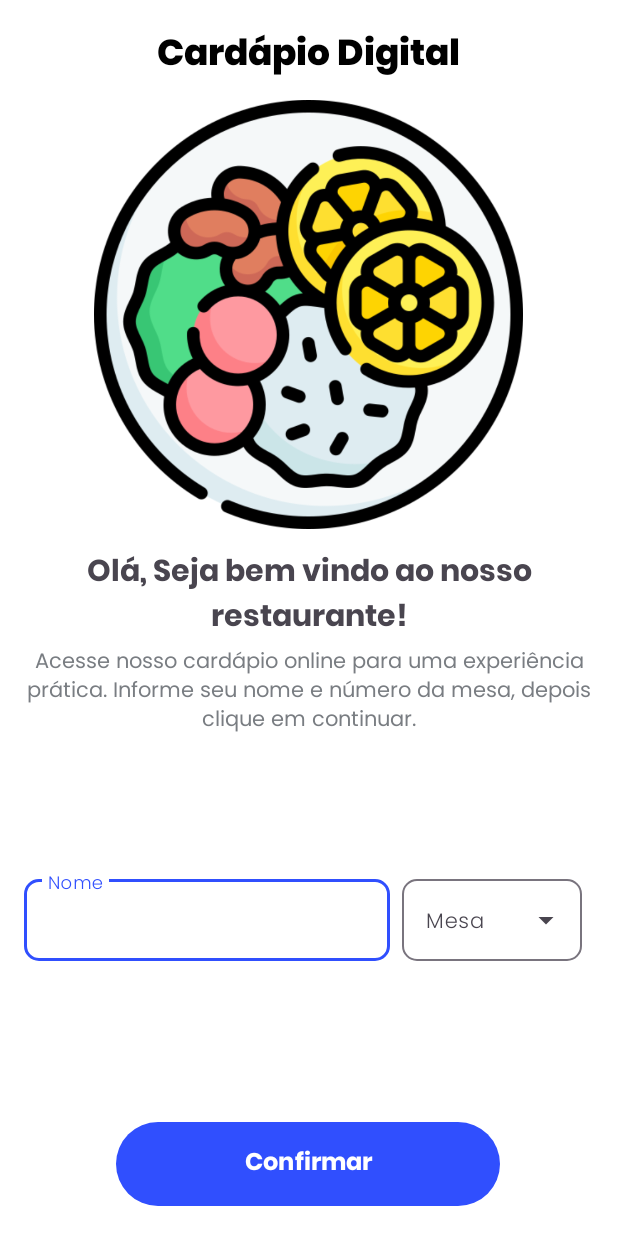
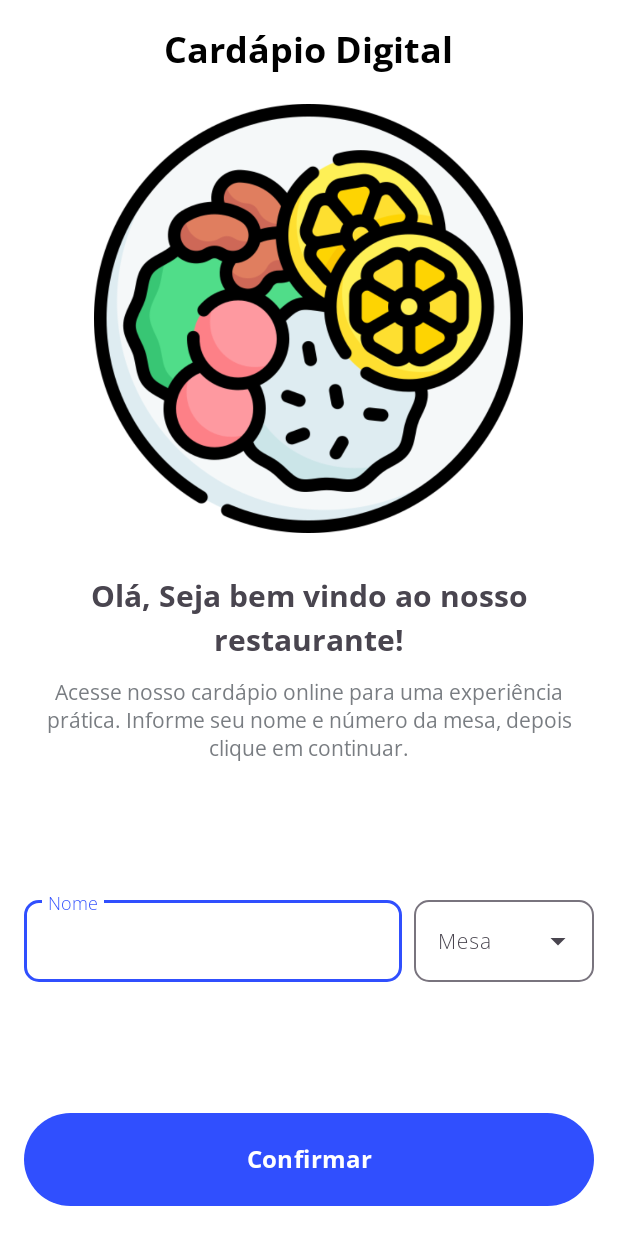
Before and after one commit to viniciusmecosta/menuAndroidJava, an Android app: the screen it shows after launch (MainActivity), on a phone screen of 412 x 824 dp. Run offline under Robolectric (Android 15) with nearby library versions, the phone set to English and light mode, and no system bars.

```diff
--- a/app/src/main/res/drawable/dashed_line.xml
+++ b/app/src/main/res/drawable/dashed_line.xml
@@ -4,6 +4,6 @@
     <stroke
         android:width="1dp"
         android:color="@color/grey"
-    android:dashWidth="10dp"
-    android:dashGap="8dp"/>
+    android:dashWidth="5dp"
+    android:dashGap="4dp"/>
 </shape>
--- /dev/null
+++ b/app/src/main/res/font/open_sans.xml
@@ -0,0 +1,7 @@
+<?xml version="1.0" encoding="utf-8"?>
+<font-family xmlns:app="http://schemas.android.com/apk/res-auto"
+        app:fontProviderAuthority="com.google.android.gms.fonts"
+        app:fontProviderPackage="com.google.android.gms"
+        app:fontProviderQuery="Open Sans"
+        app:fontProviderCerts="@array/com_google_android_gms_fonts_certs">
+</font-family>
--- /dev/null
+++ b/app/src/main/res/font/open_sans_bold.xml
@@ -0,0 +1,7 @@
+<?xml version="1.0" encoding="utf-8"?>
+<font-family xmlns:app="http://schemas.android.com/apk/res-auto"
+        app:fontProviderAuthority="com.google.android.gms.fonts"
+        app:fontProviderPackage="com.google.android.gms"
+        app:fontProviderQuery="name=Open Sans&amp;weight=700"
+        app:fontProviderCerts="@array/com_google_android_gms_fonts_certs">
+</font-family>
--- /dev/null
+++ b/app/src/main/res/font/open_sans_light.xml
@@ -0,0 +1,7 @@
+<?xml version="1.0" encoding="utf-8"?>
+<font-family xmlns:app="http://schemas.android.com/apk/res-auto"
+        app:fontProviderAuthority="com.google.android.gms.fonts"
+        app:fontProviderPackage="com.google.android.gms"
+        app:fontProviderQuery="name=Open Sans&amp;weight=300"
+        app:fontProviderCerts="@array/com_google_android_gms_fonts_certs">
+</font-family>
--- a/app/src/main/res/layout/activity_main.xml
+++ b/app/src/main/res/layout/activity_main.xml
@@ -15,7 +15,7 @@
         android:layout_width="wrap_content"
         android:layout_height="wrap_content"
         android:background="@color/white"
-        android:fontFamily="@font/poppins_extrabold"
+        android:fontFamily="@font/open_sans_bold"
         android:text="@string/str_title"
         android:textAlignment="center"
         android:textColor="@color/black"
@@ -29,20 +29,30 @@
         android:id="@+id/img_initial"
         android:layout_width="286dp"
         android:layout_height="286dp"
-        android:layout_marginTop="8dp"
+        android:layout_marginTop="20dp"
         app:layout_constraintEnd_toEndOf="parent"
         app:layout_constraintHorizontal_bias="0.494"
         app:layout_constraintStart_toStartOf="parent"
         app:layout_constraintTop_toBottomOf="@+id/text_title"
         app:srcCompat="@drawable/prato" />
 
+    <androidx.constraintlayout.widget.ConstraintLayout
+        android:id="@+id/constraintLayout2"
+        android:layout_width="match_parent"
+        android:layout_height="wrap_content"
+        android:layout_marginTop="20dp"
+        app:layout_constraintEnd_toEndOf="parent"
+        app:layout_constraintHorizontal_bias="0.0"
+        app:layout_constraintStart_toStartOf="parent"
+        app:layout_constraintTop_toBottomOf="@+id/img_initial">
+
         <TextView
             android:id="@+id/text_welcome"
             android:layout_width="wrap_content"
             android:layout_height="wrap_content"
-        android:layout_marginTop="12dp"
+            android:layout_marginTop="8dp"
             android:background="@color/white"
-        android:fontFamily="@font/poppins_bold"
+            android:fontFamily="@font/open_sans_bold"
             android:lineSpacingExtra="2sp"
             android:text="@string/str_welcome"
             android:textAlignment="center"
@@ -50,14 +60,15 @@
             app:layout_constraintEnd_toEndOf="parent"
             app:layout_constraintHorizontal_bias="0.0"
             app:layout_constraintStart_toStartOf="parent"
-        app:layout_constraintTop_toBottomOf="@+id/img_initial" />
+            app:layout_constraintTop_toTopOf="parent" />
 
         <TextView
             android:id="@+id/text_subtitle"
-        android:layout_width="wrap_content"
+            android:layout_width="match_parent"
             android:layout_height="wrap_content"
+            android:layout_marginTop="12dp"
             android:background="@color/white"
-        android:fontFamily="@font/poppins"
+            android:fontFamily="@font/open_sans"
             android:text="@string/str_subtitle"
             android:textAlignment="center"
             android:textColor="@color/grey"
@@ -66,60 +77,71 @@
             app:layout_constraintStart_toStartOf="parent"
             app:layout_constraintTop_toBottomOf="@+id/text_welcome" />
 
+    </androidx.constraintlayout.widget.ConstraintLayout>
+
+    <androidx.constraintlayout.widget.ConstraintLayout
+        android:layout_width="match_parent"
+        android:layout_height="wrap_content"
+        app:layout_constraintBottom_toTopOf="@+id/button_initial"
+        app:layout_constraintEnd_toEndOf="parent"
+        app:layout_constraintHorizontal_bias="0.0"
+        app:layout_constraintStart_toStartOf="parent"
+        app:layout_constraintTop_toBottomOf="@+id/constraintLayout2"
+        app:layout_constraintVertical_bias="0.509">
+
         <com.google.android.material.textfield.TextInputLayout
             android:id="@+id/input_name"
             style="@style/Widget.Material3.TextInputLayout.OutlinedBox"
             android:layout_width="0dp"
             android:layout_height="60dp"
             android:layout_marginEnd="8dp"
-        android:layout_marginBottom="16dp"
-        android:hint="Nome"
             app:boxCornerRadiusBottomEnd="10dp"
             app:boxCornerRadiusBottomStart="10dp"
             app:boxCornerRadiusTopEnd="10dp"
             app:boxCornerRadiusTopStart="10dp"
             app:hintAnimationEnabled="true"
             app:hintEnabled="true"
-        app:layout_constraintBottom_toTopOf="@+id/button_initial"
-        app:layout_constraintEnd_toStartOf="@+id/input_initial"
-        app:layout_constraintHorizontal_bias="0.0"
+            app:layout_constraintBottom_toBottomOf="parent"
+            app:layout_constraintEnd_toStartOf="@id/input_initial"
             app:layout_constraintStart_toStartOf="parent"
-        app:layout_constraintTop_toBottomOf="@+id/text_subtitle">
+            app:layout_constraintTop_toTopOf="parent"
+            android:hint="@string/str_input_name"
+            app:hintTextAppearance="@style/TextAppearance.App.TextInputLayoutHint">
 
             <EditText
                 android:id="@+id/edit_name"
                 android:layout_width="match_parent"
                 android:layout_height="match_parent"
-            android:fontFamily="@font/poppins_light_ok"
+                android:fontFamily="@font/open_sans_light"
                 android:inputType="textPersonName"
                 android:textColor="@color/black"
                 android:textSize="14sp" />
 
         </com.google.android.material.textfield.TextInputLayout>
 
+
         <com.google.android.material.textfield.TextInputLayout
             android:id="@+id/input_initial"
             style="@style/Widget.Material3.TextInputLayout.OutlinedBox.ExposedDropdownMenu"
             android:layout_width="120dp"
             android:layout_height="60dp"
-        android:layout_marginEnd="8dp"
-        android:layout_marginBottom="16dp"
+
             android:textAlignment="center"
             app:boxCornerRadiusBottomEnd="10dp"
             app:boxCornerRadiusBottomStart="10dp"
             app:boxCornerRadiusTopEnd="10dp"
             app:boxCornerRadiusTopStart="10dp"
             app:hintAnimationEnabled="true"
-        app:layout_constraintBottom_toTopOf="@+id/button_initial"
+            app:layout_constraintBottom_toBottomOf="parent"
             app:layout_constraintEnd_toEndOf="parent"
-        app:layout_constraintTop_toBottomOf="@+id/text_subtitle">
+            app:layout_constraintTop_toTopOf="parent">
 
             <AutoCompleteTextView
                 android:id="@+id/auto_initial"
                 android:layout_width="match_parent"
                 android:layout_height="match_parent"
-            android:fontFamily="@font/poppins_light"
-            android:hint="Mesa"
+                android:fontFamily="@font/open_sans_light"
+                android:hint="@string/str_input_table"
                 android:inputType="none"
                 android:textAlignment="center"
                 android:textSize="14sp">
@@ -128,18 +150,18 @@
 
         </com.google.android.material.textfield.TextInputLayout>
 
+    </androidx.constraintlayout.widget.ConstraintLayout>
+
     <Button
         android:id="@+id/button_initial"
-        android:layout_width="256dp"
-        android:layout_height="64dp"
-        android:elevation="2dp"
-        android:fontFamily="@font/poppins_bold"
+        android:layout_width="match_parent"
+        android:layout_height="70dp"
+        android:fontFamily="@font/open_sans_bold"
         android:onClick="goMenu"
         android:text="@string/str_button_initial"
         android:textColor="@color/white"
         android:textSize="16sp"
         app:layout_constraintBottom_toBottomOf="parent"
-        app:layout_constraintEnd_toEndOf="parent"
-        app:layout_constraintHorizontal_bias="0.495"
         app:layout_constraintStart_toStartOf="parent" />
+
 </androidx.constraintlayout.widget.ConstraintLayout>
--- a/app/src/main/res/layout/fragment_main_course.xml
+++ b/app/src/main/res/layout/fragment_main_course.xml
@@ -19,10 +19,11 @@
             android:orientation="vertical">
 
             <TextView
+                android:textColor="@color/black"
                 android:layout_marginStart="8dp"
                 android:layout_marginEnd="8dp"
                 android:id="@+id/text_starter"
-                android:fontFamily="@font/poppins_bold"
+                android:fontFamily="@font/open_sans_bold"
                 android:layout_width="match_parent"
                 android:layout_height="25dp"
                 android:text="@string/str_main_title"
@@ -36,7 +37,7 @@
                 android:layout_width="match_parent"
                 android:layout_height="wrap_content"
                 android:layout_marginTop="6dp"
-                android:fontFamily="@font/poppins_light"
+                android:fontFamily="@font/open_sans_light"
                 android:textSize="12sp"
                 android:textColor="@color/grey"
                 android:text="@string/str_main_subtitle" />
--- a/app/src/main/res/layout/observation_dialog.xml
+++ b/app/src/main/res/layout/observation_dialog.xml
@@ -5,6 +5,7 @@
     android:layout_height="100dp"
     android:layout_margin="16dp"
     android:padding="20dp"
+    android:fontFamily="@font/open_sans"
     android:background="@drawable/edit_text_background"
     android:textColor="@color/black"
     android:textColorHint="@color/grey"
--- a/app/src/main/res/values/preloaded_fonts.xml
+++ b/app/src/main/res/values/preloaded_fonts.xml
@@ -1,6 +1,9 @@
 <?xml version="1.0" encoding="utf-8"?>
 <resources>
     <array name="preloaded_fonts" translatable="false">
+        <item>@font/open_sans</item>
+        <item>@font/open_sans_bold</item>
+        <item>@font/open_sans_light</item>
         <item>@font/poppins</item>
         <item>@font/poppins_light</item>
         <item>@font/poppins_light_ok</item>
--- a/app/src/main/res/values/strings.xml
+++ b/app/src/main/res/values/strings.xml
@@ -10,13 +10,15 @@
     <string name="dessert_Page">Sobremesas</string>
     <string name="starter_Page">Entradas</string>
     <string name="drinks_Page">Bebidas</string>
+    <string name="str_input_table">Mesa</string>
+    <string name="str_input_name">Nome</string>
     <string name="maincourse_Page">Principal</string>
     <string name="str_starter_title">Entradas</string>
     <string name="str_main_title">Pratos Principais</string>
     <string name="str_drinks_title">Bebidas</string>
     <string name="str_dessert_title">Sobremesa</string>
-    <string name="str_time_number">0</string>
-    <string name="str_price_number">0</string>
+    <string name="str_time_number">0 min</string>
+    <string name="str_price_number">R$ 0,00</string>
     <string name="str_price">Total:  </string>
     <string name="str_real">R$ </string>
     <string name="tab_icon">teste</string>
--- /dev/null
+++ b/app/src/main/res/values/styles.xml
@@ -0,0 +1,7 @@
+<?xml version="1.0" encoding="utf-8"?>
+<resources>
+    <style name="TextAppearance.App.TextInputLayoutHint" parent="TextAppearance.Design.Hint">
+        <item name="android:fontFamily">@font/open_sans_light</item>
+    </style>
+
+</resources>
```
Also changed, not shown: app/src/main/res/drawable/progress_bar_style.xml (added, +15 -0 lines), app/src/main/res/layout/activity_checkout.xml (+10 -10 lines), app/src/main/res/layout/activity_menu.xml (+53 -66 lines), app/src/main/res/layout/activity_time.xml (+15 -12 lines), app/src/main/res/layout/checkout_item.xml (+7 -7 lines), app/src/main/res/layout/food_item.xml (+26 -25 lines), app/src/main/res/layout/fragment_dessert.xml (+4 -3 lines), app/src/main/res/layout/fragment_drinks.xml (+4 -3 lines), app/src/main/res/layout/fragment_starter.xml (+4 -3 lines), app/src/main/res/drawable/timer_panela.png (added). Lines whose indentation alone changed are shown as unchanged.
